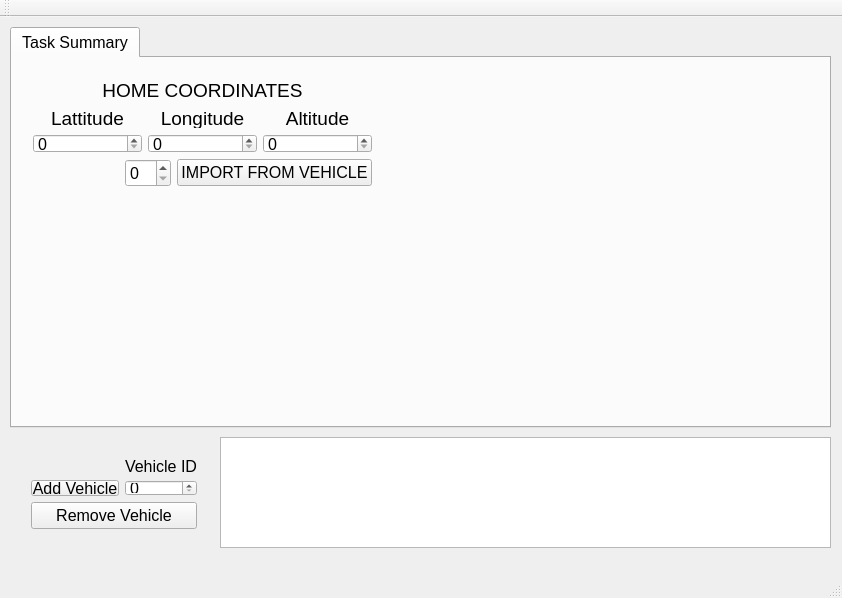
Above: ProjectSource/SwarmGUI/swarmcontroller_gui.ui from majorpr13/SwarmingVehicles before the change. Below: the same form after it.
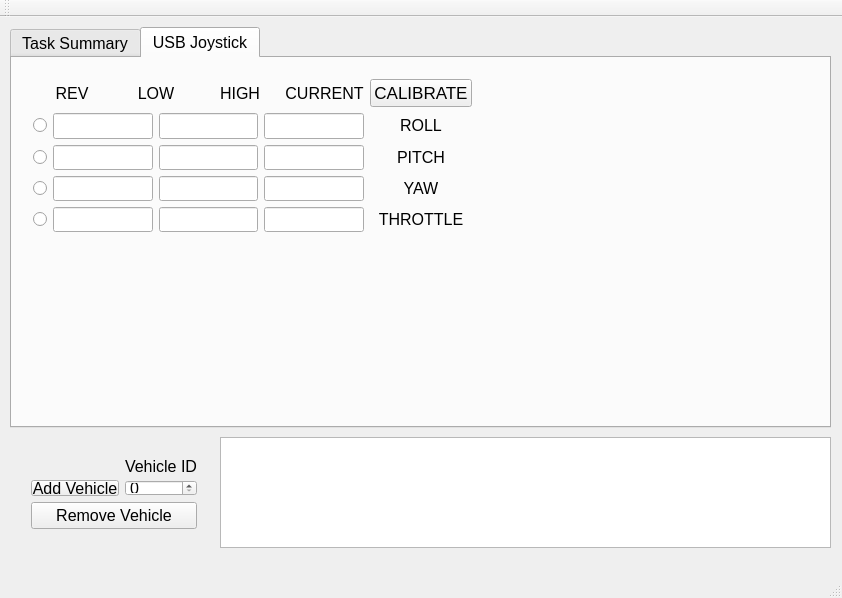
That is the form after the change. The open tabs and pages were chosen to show the change. Custom widgets are drawn as their Qt base class.

Commit message: Updates beginning of Joystick override

```diff
--- a/ProjectSource/SwarmGUI/swarmcontroller_gui.ui
+++ b/ProjectSource/SwarmGUI/swarmcontroller_gui.ui
@@ -35,7 +35,7 @@
      <attribute name="title">
       <string>Task Summary</string>
      </attribute>
-     <widget class="QWidget" name="">
+     <widget class="QWidget" name="layoutWidget">
       <property name="geometry">
        <rect>
         <x>10</x>
@@ -109,7 +109,7 @@
               </widget>
              </item>
              <item>
-              <widget class="QSpinBox" name="spinBox_LatHome">
+              <widget class="QDoubleSpinBox" name="doubleSpinBox_LatHome">
                <property name="sizePolicy">
                 <sizepolicy hsizetype="Expanding" vsizetype="Expanding">
                  <horstretch>0</horstretch>
@@ -124,9 +124,6 @@
                <property name="alignment">
                 <set>Qt::AlignLeading|Qt::AlignLeft|Qt::AlignVCenter</set>
                </property>
-               <property name="maximum">
-                <number>255</number>
-               </property>
               </widget>
              </item>
             </layout>
@@ -149,7 +146,7 @@
               </widget>
              </item>
              <item>
-              <widget class="QSpinBox" name="spinBox_LonHome">
+              <widget class="QDoubleSpinBox" name="doubleSpinBox_LonHome">
                <property name="sizePolicy">
                 <sizepolicy hsizetype="Expanding" vsizetype="Expanding">
                  <horstretch>0</horstretch>
@@ -161,9 +158,6 @@
                  <pointsize>12</pointsize>
                 </font>
                </property>
-               <property name="maximum">
-                <number>255</number>
-               </property>
               </widget>
              </item>
             </layout>
@@ -186,7 +180,7 @@
               </widget>
              </item>
              <item>
-              <widget class="QSpinBox" name="spinBox_AltHome">
+              <widget class="QDoubleSpinBox" name="doubleSpinBox_AltHome">
                <property name="sizePolicy">
                 <sizepolicy hsizetype="Expanding" vsizetype="Expanding">
                  <horstretch>0</horstretch>
@@ -198,9 +192,6 @@
                  <pointsize>12</pointsize>
                 </font>
                </property>
-               <property name="maximum">
-                <number>255</number>
-               </property>
               </widget>
              </item>
             </layout>
@@ -211,17 +202,369 @@
        </item>
       </layout>
      </widget>
-     <zorder>spinBox_LatHome</zorder>
-     <zorder>spinBox_LonHome</zorder>
-     <zorder>spinBox_AltHome</zorder>
-     <zorder>label</zorder>
-     <zorder>label_2</zorder>
-     <zorder>label_3</zorder>
-     <zorder>label_4</zorder>
-     <zorder>spinBox</zorder>
-     <zorder>pushButton</zorder>
-     <zorder>horizontalSpacer</zorder>
-     <zorder></zorder>
+    </widget>
+    <widget class="QWidget" name="tab_2">
+     <attribute name="title">
+      <string>USB Joystick</string>
+     </attribute>
+     <widget class="QWidget" name="layoutWidget_2">
+      <property name="geometry">
+       <rect>
+        <x>10</x>
+        <y>10</y>
+        <width>461</width>
+        <height>175</height>
+       </rect>
+      </property>
+      <layout class="QGridLayout" name="gridLayout_10">
+       <item row="0" column="0">
+        <layout class="QHBoxLayout" name="horizontalLayout_8">
+         <item>
+          <widget class="QLabel" name="label_32">
+           <property name="sizePolicy">
+            <sizepolicy hsizetype="Expanding" vsizetype="Expanding">
+             <horstretch>0</horstretch>
+             <verstretch>0</verstretch>
+            </sizepolicy>
+           </property>
+           <property name="font">
+            <font>
+             <pointsize>12</pointsize>
+            </font>
+           </property>
+           <property name="text">
+            <string>REV</string>
+           </property>
+           <property name="alignment">
+            <set>Qt::AlignCenter</set>
+           </property>
+          </widget>
+         </item>
+         <item>
+          <widget class="QLabel" name="label_29">
+           <property name="sizePolicy">
+            <sizepolicy hsizetype="Expanding" vsizetype="Expanding">
+             <horstretch>0</horstretch>
+             <verstretch>0</verstretch>
+            </sizepolicy>
+           </property>
+           <property name="font">
+            <font>
+             <pointsize>12</pointsize>
+            </font>
+           </property>
+           <property name="text">
+            <string>LOW</string>
+           </property>
+           <property name="alignment">
+            <set>Qt::AlignCenter</set>
+           </property>
+          </widget>
+         </item>
+         <item>
+          <widget class="QLabel" name="label_30">
+           <property name="sizePolicy">
+            <sizepolicy hsizetype="Expanding" vsizetype="Expanding">
+             <horstretch>0</horstretch>
+             <verstretch>0</verstretch>
+            </sizepolicy>
+           </property>
+           <property name="font">
+            <font>
+             <pointsize>12</pointsize>
+            </font>
+           </property>
+           <property name="text">
+            <string>HIGH</string>
+           </property>
+           <property name="alignment">
+            <set>Qt::AlignCenter</set>
+           </property>
+          </widget>
+         </item>
+         <item>
+          <widget class="QLabel" name="label_31">
+           <property name="sizePolicy">
+            <sizepolicy hsizetype="Expanding" vsizetype="Expanding">
+             <horstretch>0</horstretch>
+             <verstretch>0</verstretch>
+            </sizepolicy>
+           </property>
+           <property name="font">
+            <font>
+             <pointsize>12</pointsize>
+            </font>
+           </property>
+           <property name="text">
+            <string>CURRENT</string>
+           </property>
+           <property name="alignment">
+            <set>Qt::AlignCenter</set>
+           </property>
+          </widget>
+         </item>
+        </layout>
+       </item>
+       <item row="0" column="1">
+        <widget class="QPushButton" name="pushButton_USBCalibrate">
+         <property name="sizePolicy">
+          <sizepolicy hsizetype="Expanding" vsizetype="Expanding">
+           <horstretch>0</horstretch>
+           <verstretch>0</verstretch>
+          </sizepolicy>
+         </property>
+         <property name="font">
+          <font>
+           <pointsize>13</pointsize>
+          </font>
+         </property>
+         <property name="text">
+          <string>CALIBRATE</string>
+         </property>
+        </widget>
+       </item>
+       <item row="1" column="0">
+        <layout class="QGridLayout" name="gridLayout_5">
+         <item row="0" column="0">
+          <widget class="QRadioButton" name="radioButton_RollOverride">
+           <property name="text">
+            <string/>
+           </property>
+          </widget>
+         </item>
+         <item row="0" column="1">
+          <widget class="QLineEdit" name="lineEdit_RollLow">
+           <property name="alignment">
+            <set>Qt::AlignCenter</set>
+           </property>
+           <property name="readOnly">
+            <bool>true</bool>
+           </property>
+          </widget>
+         </item>
+         <item row="0" column="2">
+          <widget class="QLineEdit" name="lineEdit_RollHigh">
+           <property name="alignment">
+            <set>Qt::AlignCenter</set>
+           </property>
+           <property name="readOnly">
+            <bool>true</bool>
+           </property>
+          </widget>
+         </item>
+         <item row="0" column="3">
+          <widget class="QLineEdit" name="lineEdit_RollCurrent">
+           <property name="alignment">
+            <set>Qt::AlignCenter</set>
+           </property>
+           <property name="readOnly">
+            <bool>true</bool>
+           </property>
+          </widget>
+         </item>
+         <item row="1" column="0">
+          <widget class="QRadioButton" name="radioButton_PitchOverride">
+           <property name="text">
+            <string/>
+           </property>
+          </widget>
+         </item>
+         <item row="1" column="1">
+          <widget class="QLineEdit" name="lineEdit_PitchLow">
+           <property name="alignment">
+            <set>Qt::AlignCenter</set>
+           </property>
+           <property name="readOnly">
+            <bool>true</bool>
+           </property>
+          </widget>
+         </item>
+         <item row="1" column="2">
+          <widget class="QLineEdit" name="lineEdit_PitchHigh">
+           <property name="alignment">
+            <set>Qt::AlignCenter</set>
+           </property>
+           <property name="readOnly">
+            <bool>true</bool>
+           </property>
+          </widget>
+         </item>
+         <item row="1" column="3">
+          <widget class="QLineEdit" name="lineEdit_PitchCurrent">
+           <property name="alignment">
+            <set>Qt::AlignCenter</set>
+           </property>
+           <property name="readOnly">
+            <bool>true</bool>
+           </property>
+          </widget>
+         </item>
+         <item row="2" column="0">
+          <widget class="QRadioButton" name="radioButton_YawOverride">
+           <property name="text">
+            <string/>
+           </property>
+          </widget>
+         </item>
+         <item row="2" column="1">
+          <widget class="QLineEdit" name="lineEdit_YawLow">
+           <property name="alignment">
+            <set>Qt::AlignCenter</set>
+           </property>
+           <property name="readOnly">
+            <bool>true</bool>
+           </property>
+          </widget>
+         </item>
+         <item row="2" column="2">
+          <widget class="QLineEdit" name="lineEdit_YawHigh">
+           <property name="alignment">
+            <set>Qt::AlignCenter</set>
+           </property>
+           <property name="readOnly">
+            <bool>true</bool>
+           </property>
+          </widget>
+         </item>
+         <item row="2" column="3">
+          <widget class="QLineEdit" name="lineEdit_YawCurrent">
+           <property name="alignment">
+            <set>Qt::AlignCenter</set>
+           </property>
+           <property name="readOnly">
+            <bool>true</bool>
+           </property>
+          </widget>
+         </item>
+         <item row="3" column="0">
+          <widget class="QRadioButton" name="radioButton_ThrottleOverride">
+           <property name="text">
+            <string/>
+           </property>
+          </widget>
+         </item>
+         <item row="3" column="1">
+          <widget class="QLineEdit" name="lineEdit_ThrottleLow">
+           <property name="alignment">
+            <set>Qt::AlignCenter</set>
+           </property>
+           <property name="readOnly">
+            <bool>true</bool>
+           </property>
+          </widget>
+         </item>
+         <item row="3" column="2">
+          <widget class="QLineEdit" name="lineEdit_ThrottleHigh">
+           <property name="alignment">
+            <set>Qt::AlignCenter</set>
+           </property>
+           <property name="readOnly">
+            <bool>true</bool>
+           </property>
+          </widget>
+         </item>
+         <item row="3" column="3">
+          <widget class="QLineEdit" name="lineEdit_ThrottleCurrent">
+           <property name="alignment">
+            <set>Qt::AlignCenter</set>
+           </property>
+           <property name="readOnly">
+            <bool>true</bool>
+           </property>
+          </widget>
+         </item>
+        </layout>
+       </item>
+       <item row="1" column="1">
+        <layout class="QVBoxLayout" name="verticalLayout_5">
+         <item>
+          <widget class="QLabel" name="label_28">
+           <property name="sizePolicy">
+            <sizepolicy hsizetype="Expanding" vsizetype="Expanding">
+             <horstretch>0</horstretch>
+             <verstretch>0</verstretch>
+            </sizepolicy>
+           </property>
+           <property name="font">
+            <font>
+             <pointsize>12</pointsize>
+            </font>
+           </property>
+           <property name="text">
+            <string>ROLL</string>
+           </property>
+           <property name="alignment">
+            <set>Qt::AlignCenter</set>
+           </property>
+          </widget>
+         </item>
+         <item>
+          <widget class="QLabel" name="label_27">
+           <property name="sizePolicy">
+            <sizepolicy hsizetype="Expanding" vsizetype="Expanding">
+             <horstretch>0</horstretch>
+             <verstretch>0</verstretch>
+            </sizepolicy>
+           </property>
+           <property name="font">
+            <font>
+             <pointsize>12</pointsize>
+            </font>
+           </property>
+           <property name="text">
+            <string>PITCH</string>
+           </property>
+           <property name="alignment">
+            <set>Qt::AlignCenter</set>
+           </property>
+          </widget>
+         </item>
+         <item>
+          <widget class="QLabel" name="label_26">
+           <property name="sizePolicy">
+            <sizepolicy hsizetype="Expanding" vsizetype="Expanding">
+             <horstretch>0</horstretch>
+             <verstretch>0</verstretch>
+            </sizepolicy>
+           </property>
+           <property name="font">
+            <font>
+             <pointsize>12</pointsize>
+            </font>
+           </property>
+           <property name="text">
+            <string>YAW</string>
+           </property>
+           <property name="alignment">
+            <set>Qt::AlignCenter</set>
+           </property>
+          </widget>
+         </item>
+         <item>
+          <widget class="QLabel" name="label_25">
+           <property name="sizePolicy">
+            <sizepolicy hsizetype="Expanding" vsizetype="Expanding">
+             <horstretch>0</horstretch>
+             <verstretch>0</verstretch>
+            </sizepolicy>
+           </property>
+           <property name="font">
+            <font>
+             <pointsize>12</pointsize>
+            </font>
+           </property>
+           <property name="text">
+            <string>THROTTLE</string>
+           </property>
+           <property name="alignment">
+            <set>Qt::AlignCenter</set>
+           </property>
+          </widget>
+         </item>
+        </layout>
+       </item>
+      </layout>
+     </widget>
     </widget>
    </widget>
    <widget class="TableStatusWidget" name="tableView_VehicleInformation">
```
The commit also changes 13 other files.
